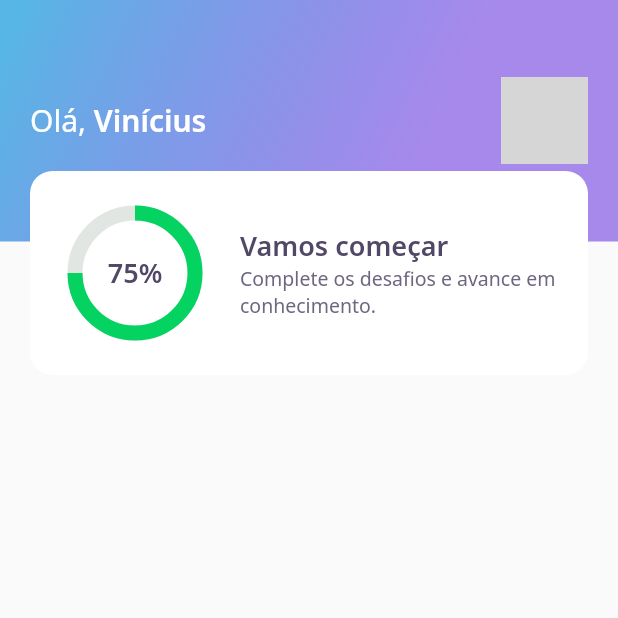
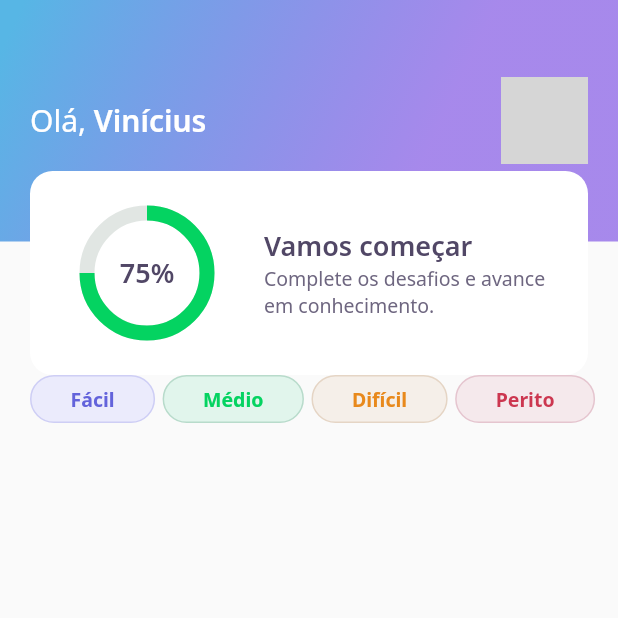
Before and after one commit to ViniciusHSAraujo/DevQuiz-MOBILE, a Flutter app: the screen it shows after launch, on a phone screen of 412 x 824 dp, the top half of it. Run offline on Flutter 3.47's test engine with Material 2 defaults, Android fonts, the phone set to English and light mode, and no system bars; our stand-ins replace google_fonts; network calls fail; grey boxes are pictures that could not be loaded.

Commit message:
[AULA-02] - LevelButtons e ajustes na arquitetura de pastas.

```diff
--- a/lib/application/screens/home/home.screen.dart
+++ b/lib/application/screens/home/home.screen.dart
@@ -1,4 +1,5 @@
-import 'package:devquiz/application/widgets/app_bar.widget.dart';
+import 'package:devquiz/application/widgets/ScaffoldItems/app_bar.widget.dart';
+import 'package:devquiz/application/widgets/buttons/level_button.widget.dart';
 import 'package:flutter/material.dart';
 
 class HomeScreen extends StatefulWidget {
@@ -15,6 +16,28 @@ class _HomeScreenState extends State<HomeScreen> {
   Widget build(BuildContext context) {
     return Scaffold(
       appBar: AppBarWidget(),
+      body: SingleChildScrollView(
+        scrollDirection: Axis.horizontal,
+        padding: EdgeInsets.symmetric(horizontal: 20),
+        child: Row(
+          mainAxisAlignment: MainAxisAlignment.spaceBetween,
+          children: [
+            LevelButtonWidget(label: "Fácil"),
+            SizedBox(
+              width: 5,
+            ),
+            LevelButtonWidget(label: "Médio"),
+            SizedBox(
+              width: 5,
+            ),
+            LevelButtonWidget(label: "Difícil"),
+            SizedBox(
+              width: 5,
+            ),
+            LevelButtonWidget(label: "Perito")
+          ],
+        ),
+      ),
     );
   }
 }
--- /dev/null
+++ b/lib/application/theme/app_buttons_styles.dart
@@ -0,0 +1,33 @@
+import 'package:devquiz/application/constants/app_colors.dart';
+import 'package:flutter/material.dart';
+
+class LevelButtonStyle {
+  Color backgroundColor;
+  Color borderColor;
+  Color textColor;
+
+  LevelButtonStyle({
+    required this.backgroundColor,
+    required this.borderColor,
+    required this.textColor,
+  });
+}
+
+final Map<String, LevelButtonStyle> levelButtonStyles = {
+  "Fácil": LevelButtonStyle(
+      backgroundColor: AppColors.levelButtonFacil,
+      borderColor: AppColors.levelButtonBorderFacil,
+      textColor: AppColors.levelButtonTextFacil),
+  "Médio": LevelButtonStyle(
+      backgroundColor: AppColors.levelButtonMedio,
+      borderColor: AppColors.levelButtonBorderMedio,
+      textColor: AppColors.levelButtonTextMedio),
+  "Difícil": LevelButtonStyle(
+      backgroundColor: AppColors.levelButtonDificil,
+      borderColor: AppColors.levelButtonBorderDificil,
+      textColor: AppColors.levelButtonTextDificil),
+  "Perito": LevelButtonStyle(
+      backgroundColor: AppColors.levelButtonPerito,
+      borderColor: AppColors.levelButtonBorderPerito,
+      textColor: AppColors.levelButtonTextPerito),
+};
--- a/lib/application/theme/app_text_styles.dart
+++ b/lib/application/theme/app_text_styles.dart
@@ -84,4 +84,12 @@ class AppTextStyles {
     fontSize: 11,
     fontWeight: FontWeight.normal,
   );
+
+  static TextStyle levelButtonText(Color color) {
+    return GoogleFonts.notoSans(
+      color: color,
+      fontSize: 13,
+      fontWeight: FontWeight.bold,
+    );
+  }
 }
--- a/lib/application/widgets/app_bar.widget.dart
+++ b/lib/application/widgets/ScaffoldItems/app_bar.widget.dart
@@ -1,6 +1,6 @@
 import 'package:devquiz/application/constants/app_gradients.dart';
 import 'package:devquiz/application/theme/app_text_styles.dart';
-import 'package:devquiz/application/widgets/score_card.widget.dart';
+import 'package:devquiz/application/widgets/cards/score_card.widget.dart';
 import 'package:flutter/material.dart';
 
 class AppBarWidget extends PreferredSize {
--- /dev/null
+++ b/lib/application/widgets/buttons/level_button.widget.dart
@@ -0,0 +1,40 @@
+import 'package:devquiz/application/constants/app_colors.dart';
+import 'package:devquiz/application/theme/app_buttons_styles.dart';
+import 'package:devquiz/application/theme/app_text_styles.dart';
+import 'package:flutter/cupertino.dart';
+
+class LevelButtonWidget extends StatelessWidget {
+  final String label;
+
+  LevelButtonWidget({
+    Key? key,
+    required this.label,
+  })   : assert(["Fácil", "Médio", "Difícil", "Perito"].contains(label)),
+        super(key: key);
+
+  LevelButtonStyle get buttonStyle => levelButtonStyles[label]!;
+
+  @override
+  Widget build(BuildContext context) {
+    return Container(
+      decoration: BoxDecoration(
+          borderRadius: BorderRadius.circular(28),
+          color: buttonStyle.backgroundColor,
+          border: Border.fromBorderSide(BorderSide(
+            color: buttonStyle.borderColor,
+          ))),
+      child: Padding(
+        padding: EdgeInsets.symmetric(
+          horizontal: 26,
+          vertical: 6,
+        ),
+        child: Text(
+          label,
+          style: AppTextStyles.levelButtonText(
+            buttonStyle.textColor,
+          ),
+        ),
+      ),
+    );
+  }
+}
--- a/lib/application/widgets/score_card.widget.dart
+++ b/lib/application/widgets/cards/score_card.widget.dart
@@ -15,7 +15,7 @@ class ScoreCardWidget extends StatelessWidget {
           borderRadius: BorderRadius.circular(15),
         ),
         child: Padding(
-          padding: EdgeInsets.symmetric(vertical: 8, horizontal: 12),
+          padding: EdgeInsets.symmetric(horizontal: 24),
           child: Row(
             crossAxisAlignment: CrossAxisAlignment.center,
             children: [
@@ -26,7 +26,7 @@ class ScoreCardWidget extends StatelessWidget {
               Expanded(
                 flex: 4,
                 child: Padding(
-                  padding: EdgeInsets.only(left: 12),
+                  padding: EdgeInsets.only(left: 24),
                   child: Column(
                     mainAxisAlignment: MainAxisAlignment.center,
                     crossAxisAlignment: CrossAxisAlignment.start,
```
